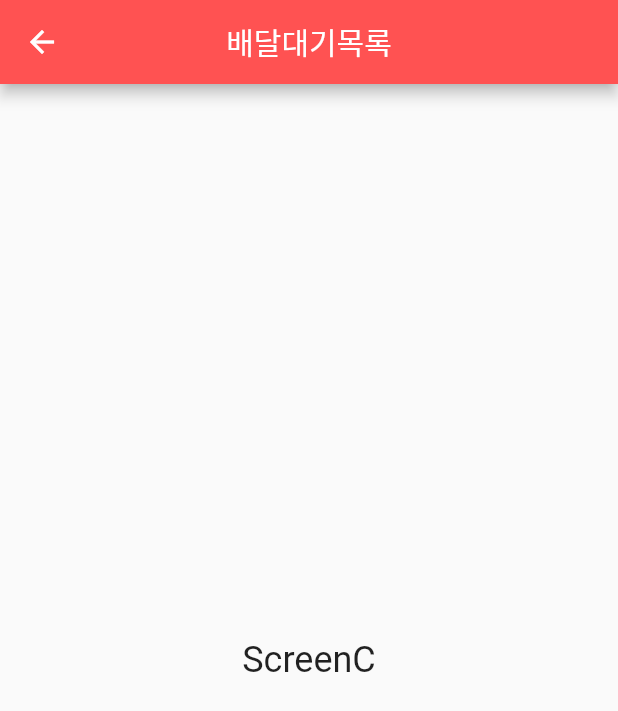
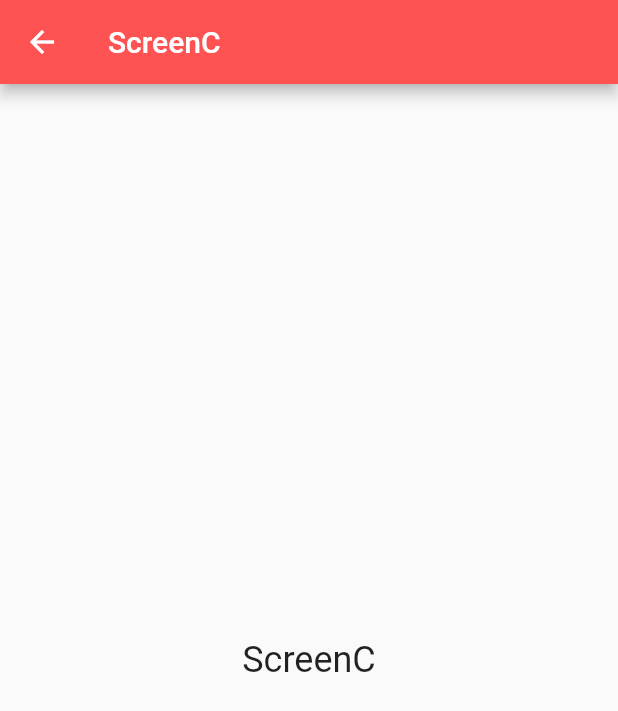
Before and after one commit to Luvxy/delivery, a Flutter app: the ScreenC screen opened by its route, on a phone screen of 412 x 824 dp. Shown: the top 711 px of the screen. Run offline on Flutter 3.47's test engine with Material 2 defaults, Android fonts, the phone set to English and light mode, and no system bars; our stand-ins replace google_maps_flutter.

```diff
--- a/lib/ScreenC.dart
+++ b/lib/ScreenC.dart
@@ -6,8 +6,7 @@ class ScreenC extends StatelessWidget {
   Widget build(BuildContext context) {
     return Scaffold(
       appBar: AppBar(
-        title: Text('배달대기목록'),
-        centerTitle: true,
+        title: Text('ScreenC'),
         backgroundColor: Colors.redAccent,
       ),
       body: Center(
```
